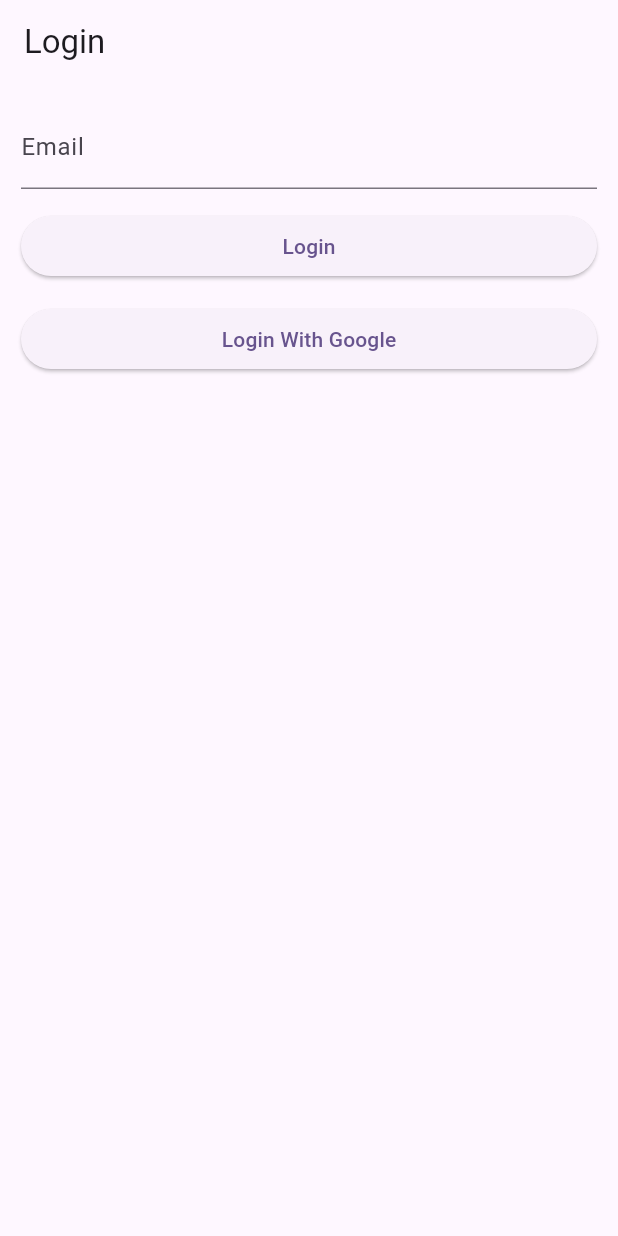
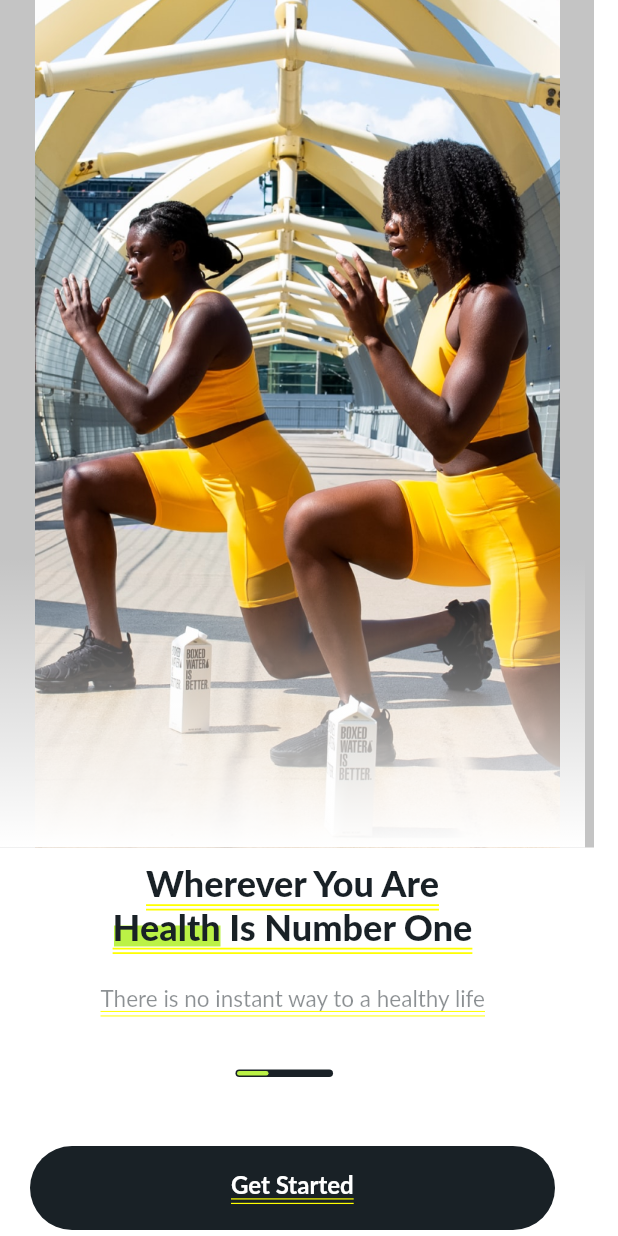
Before and after one commit to melekabbassi/fitnessapp, a Flutter app: the screen it shows after launch, on a phone screen of 412 x 824 dp. Run offline on Flutter 3.47's test engine with Material 3 defaults, Android fonts, the phone set to English and light mode, and no system bars; our stand-ins replace animated_splash_screen, supabase_flutter; accounts and stored records are empty; Roboto replaces fonts that are missing (Lato).

Commit message:
added asstes, onboarding page

```diff
--- a/lib/main.dart
+++ b/lib/main.dart
@@ -1,6 +1,6 @@
-import 'package:fitnessapp/pages/account_page.dart';
-import 'package:fitnessapp/pages/login_page.dart';
-import 'package:fitnessapp/pages/splash_page.dart';
+import 'package:animated_splash_screen/animated_splash_screen.dart';
+import 'package:fitnessapp/pages/OnBoardingScreen/onboarding_page.dart';
+import 'package:fitnessapp/pages/SplashScreen/splash_page.dart';
 import 'package:flutter/material.dart';
 import 'package:supabase_flutter/supabase_flutter.dart';
 
@@ -17,6 +17,12 @@ Future<void> main() async {
 
 // Get a reference your Supabase client
 final supabase = Supabase.instance.client;
+final ThemeData myTheme = ThemeData(
+  colorScheme: const ColorScheme.dark(
+      background: Color(0xFF192126),
+      primary: Color(0xFF192126),
+      secondary: Color(0xFFBBF246)),
+);
 
 class MyApp extends StatelessWidget {
   const MyApp({super.key});
@@ -25,18 +31,12 @@ class MyApp extends StatelessWidget {
   @override
   Widget build(BuildContext context) {
     return MaterialApp(
-      title: 'Flutter Demo',
-      debugShowCheckedModeBanner: false,
-      theme: ThemeData(
-        colorScheme: ColorScheme.fromSeed(seedColor: Colors.deepPurple),
-        useMaterial3: true,
-      ),
-      initialRoute: '/',
-      routes: {
-        '/': (context) => const SplashPage(),
-        '/login': (context) => const LoginPage(),
-        '/account': (context) => const AccountPage(),
-      },
-    );
+        title: 'Flutter Demo',
+        debugShowCheckedModeBanner: false,
+        theme: myTheme,
+        home: AnimatedSplashScreen(
+          splash: const SplashPage(),
+          nextScreen: const OnBoardingPage(),
+        ));
   }
 }
--- /dev/null
+++ b/lib/pages/OnBoardingScreen/onboarding_page.dart
@@ -0,0 +1,211 @@
+import 'package:fitnessapp/main.dart';
+import 'package:flutter/material.dart';
+
+class OnBoardingPage extends StatefulWidget {
+  const OnBoardingPage({Key? key}) : super(key: key);
+
+  @override
+  State<OnBoardingPage> createState() => _OnBoardingPageState();
+}
+
+class _OnBoardingPageState extends State<OnBoardingPage> {
+  @override
+  void initState() {
+    super.initState();
+    _redirect();
+  }
+
+  Future<void> _redirect() async {
+    await Future.delayed(Duration.zero);
+    final session = supabase.auth.currentSession;
+
+    if (!mounted) return;
+
+    if (session != null) {
+      Navigator.of(context).pushReplacementNamed('/account');
+    } else {
+      Navigator.of(context).pushReplacementNamed('/login');
+    }
+  }
+
+  @override
+  Widget build(BuildContext context) {
+    return Container(
+      width: 390,
+      height: 844,
+      clipBehavior: Clip.antiAlias,
+      decoration: const BoxDecoration(color: Colors.white),
+      child: Stack(
+        children: [
+          Container(
+            width: 396,
+            height: 565,
+            child: Stack(
+              children: [
+                Positioned(
+                  left: 0, // Set left to 0 to center the image
+                  top: 0,
+                  child: Container(
+                    width: 396,
+                    height: 565,
+                    decoration: const BoxDecoration(color: Color(0xFFC4C4C4)),
+                  ),
+                ),
+                Positioned(
+                  left: 23, // Adjusted to center the image
+                  top: 0,
+                  child: Container(
+                    width: 350, // Adjusted width to fit the container
+                    height: 565, // Keep the same height as the container
+                    decoration: const BoxDecoration(
+                      image: DecorationImage(
+                        image: AssetImage('assets/images/onboardingpic.png'),
+                        fit: BoxFit.cover,
+                        alignment: Alignment.center, // Center the image
+                      ),
+                    ),
+                  ),
+                ),
+              ],
+            ),
+          ),
+          Positioned(
+            left: 0,
+            top: 372,
+            child: Container(
+              width: 390,
+              height: 193,
+              decoration: BoxDecoration(
+                gradient: LinearGradient(
+                  begin: const Alignment(0.00, -1.00),
+                  end: const Alignment(0, 1),
+                  colors: [Colors.white.withOpacity(0), Colors.white],
+                ),
+              ),
+            ),
+          ),
+          Positioned(
+            left: 76,
+            top: 617,
+            child: Container(
+              width: 71,
+              height: 14,
+              decoration: const BoxDecoration(color: Color(0xFFBBF246)),
+            ),
+          ),
+          const Positioned(
+            left: 60,
+            top: 574,
+            child: SizedBox(
+              width: 270,
+              child: Text(
+                'Wherever You Are Health Is Number One',
+                textAlign: TextAlign.center,
+                style: TextStyle(
+                  color: Color(0xFF192126),
+                  fontSize: 24,
+                  fontFamily: 'Lato',
+                  fontWeight: FontWeight.w800,
+                ),
+              ),
+            ),
+          ),
+          const Positioned(
+            left: 67,
+            top: 656,
+            child: Text(
+              'There is no instant way to a healthy life',
+              textAlign: TextAlign.center,
+              style: TextStyle(
+                color: Color(0x7F192126),
+                fontSize: 15,
+                fontFamily: 'Lato',
+                fontWeight: FontWeight.w400,
+              ),
+            ),
+          ),
+          Positioned(
+            left: 157,
+            top: 713,
+            child: SizedBox(
+              width: 65,
+              height: 5,
+              child: Stack(
+                children: [
+                  Positioned(
+                    left: 0,
+                    top: 0,
+                    child: Container(
+                      width: 65,
+                      height: 5,
+                      decoration: ShapeDecoration(
+                        color: const Color(0xFF192126),
+                        shape: RoundedRectangleBorder(
+                          borderRadius: BorderRadius.circular(5),
+                        ),
+                      ),
+                    ),
+                  ),
+                  Positioned(
+                    left: 1,
+                    top: 1,
+                    child: Container(
+                      width: 21,
+                      height: 3,
+                      decoration: ShapeDecoration(
+                        color: const Color(0xFFBBF246),
+                        shape: RoundedRectangleBorder(
+                          borderRadius: BorderRadius.circular(5),
+                        ),
+                      ),
+                    ),
+                  ),
+                ],
+              ),
+            ),
+          ),
+          Positioned(
+            left: 20,
+            top: 764,
+            child: SizedBox(
+              width: 350,
+              height: 56,
+              child: Stack(
+                children: [
+                  Positioned(
+                    left: 0,
+                    top: 0,
+                    child: Container(
+                      width: 350,
+                      height: 56,
+                      decoration: ShapeDecoration(
+                        color: const Color(0xFF192126),
+                        shape: RoundedRectangleBorder(
+                          borderRadius: BorderRadius.circular(32),
+                        ),
+                      ),
+                    ),
+                  ),
+                  const Positioned(
+                    left: 134,
+                    top: 16,
+                    child: Text(
+                      'Get Started',
+                      textAlign: TextAlign.center,
+                      style: TextStyle(
+                        color: Colors.white,
+                        fontSize: 16,
+                        fontFamily: 'Lato',
+                        fontWeight: FontWeight.w700,
+                      ),
+                    ),
+                  ),
+                ],
+              ),
+            ),
+          ),
+        ],
+      ),
+    );
+  }
+}
--- /dev/null
+++ b/lib/pages/SplashScreen/splash_page.dart
@@ -0,0 +1,18 @@
+import 'package:flutter/material.dart';
+
+class SplashPage extends StatefulWidget {
+  const SplashPage({super.key});
+
+  @override
+  State<SplashPage> createState() => _SplashPageState();
+}
+
+class _SplashPageState extends State<SplashPage> {
+  @override
+  Widget build(BuildContext context) {
+    return Scaffold(
+        body: Center(
+      child: Image.asset("assets/images/fitness-app-logo.png"),
+    ));
+  }
+}
--- a/lib/pages/splash_page.dart
+++ /dev/null
@@ -1,38 +0,0 @@
-import 'package:fitnessapp/main.dart';
-import 'package:flutter/material.dart';
-
-class SplashPage extends StatefulWidget {
-  const SplashPage({super.key});
-
-  @override
-  State<SplashPage> createState() => _SplashPageState();
-}
-
-class _SplashPageState extends State<SplashPage> {
-  @override
-  void initState() {
-    super.initState();
-    _redirect();
-  }
-
-  Future<void> _redirect() async {
-    await Future.delayed(Duration.zero);
-    final session = supabase.auth.currentSession;
-
-    if (!mounted) return;
-
-    if (session != null) {
-      Navigator.of(context).pushReplacementNamed('/account');
-    } else {
-      Navigator.of(context).pushReplacementNamed('/login');
-    }
-  }
-
-  @override
-  Widget build(BuildContext context) {
-    return const Scaffold(
-
-      body: Center(child: CircularProgressIndicator()),
-    );
-  }
-}
```
Also changed, not shown: pubspec.yaml (+7 -8 lines), assets/images/cbum.jpg (added), assets/images/cbum2.jpg (added), assets/images/fitness-app-logo.png (added), assets/images/onboardingpic.png (added), lib/pages/AccountScreen/account_page.dart (renamed from lib/pages/account_page.dart), lib/pages/LoginScreen/login_page.dart (renamed from lib/pages/login_page.dart), pubspec.lock.
